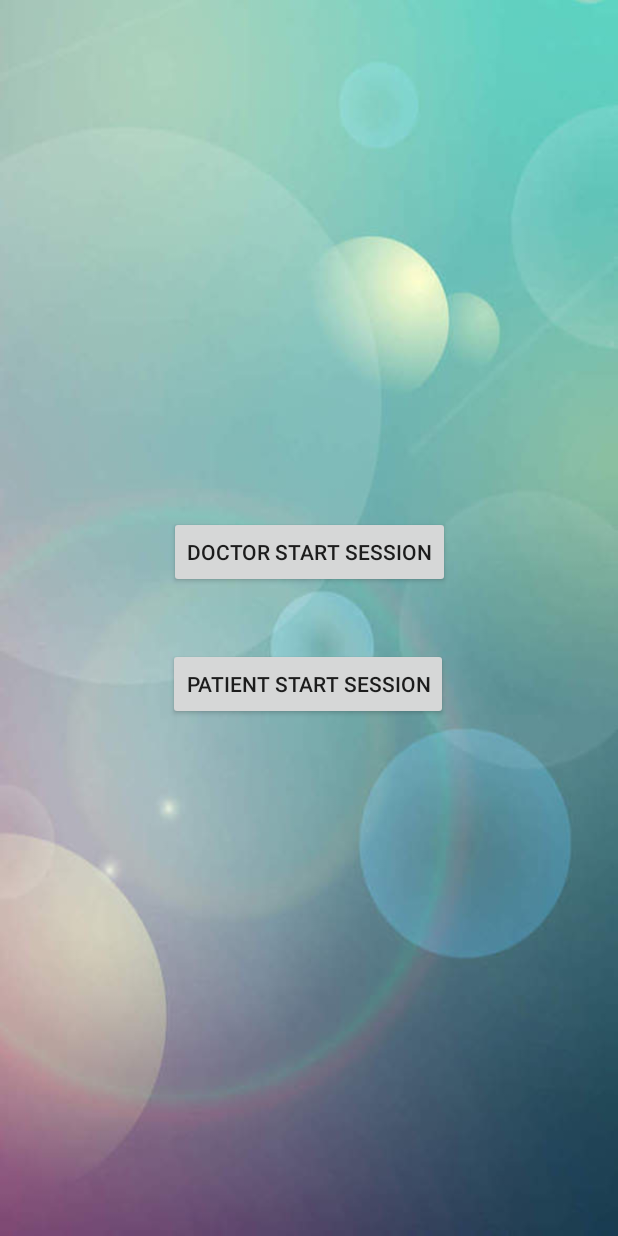
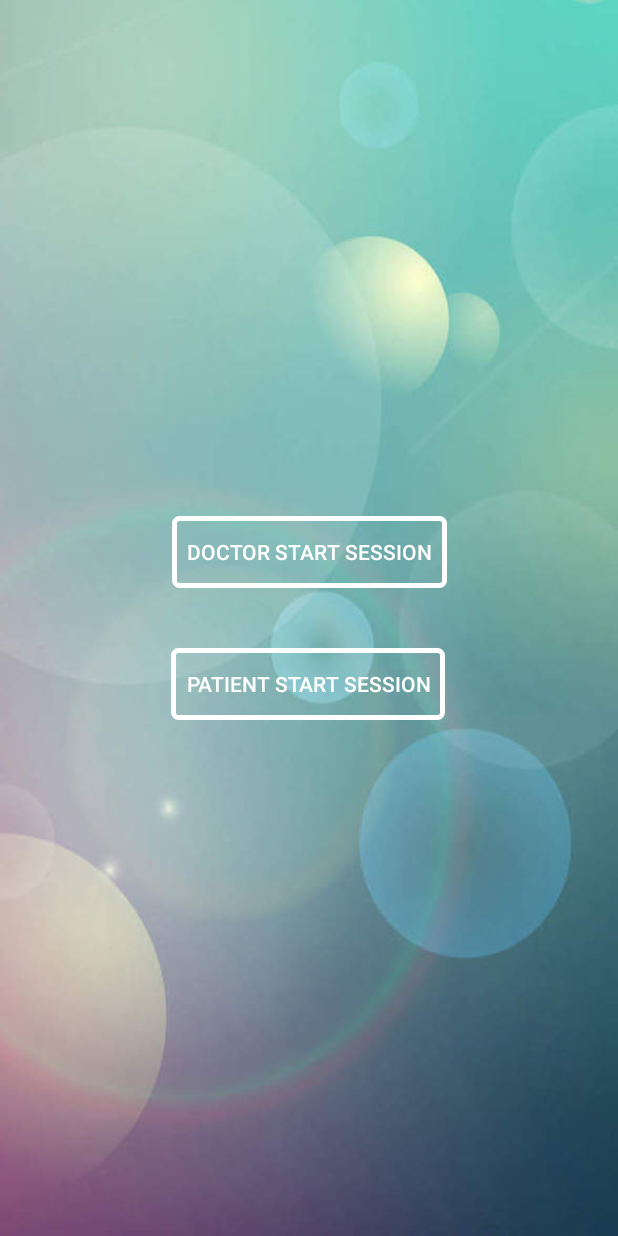
Before and after one commit to tiffanywu0313/Telecare, an Android app: the screen it shows after launch (SelectSessionActivity), on a phone screen of 412 x 824 dp. Run offline under Robolectric (Android 15) with nearby library versions, the phone set to English and light mode, and no system bars; our stand-ins replace ButterKnife; libraries missing offline, so code that uses them is left out: com.afollestad.materialdialogs.

Commit message:
made prettier

```diff
--- a/hackhealth_android/app/src/main/AndroidManifest.xml
+++ b/hackhealth_android/app/src/main/AndroidManifest.xml
@@ -13,8 +13,10 @@
         android:roundIcon="@mipmap/ic_launcher_round"
         android:supportsRtl="true"
         android:theme="@style/AppTheme">
-        <activity android:name=".views.chatSession.SessionActivity" />
-        <activity android:name=".views.sessionSelection.SelectSessionActivity" >
+        <activity android:name=".views.chatSession.SessionActivity"
+            android:screenOrientation="portrait"/>
+        <activity android:name=".views.sessionSelection.SelectSessionActivity"
+            android:screenOrientation="portrait">
             <intent-filter>
                 <action android:name="android.intent.action.MAIN" />
 
--- a/hackhealth_android/app/src/main/java/hackhealth2018/hackhealth2018/views/chatSession/DataFragment.java
+++ b/hackhealth_android/app/src/main/java/hackhealth2018/hackhealth2018/views/chatSession/DataFragment.java
@@ -153,7 +153,7 @@ public class DataFragment extends BaseFragment {
                 }
             });
         } else {
-            mLiveData. setText("Please hold the camera so that your entire face is clearly visible");
+            mLiveData. setText("");
             mLiveData.setTextSize(15);
             mLiveDesc.setText("Connected to Dr. Vegas");
             mLiveDesc.setTextSize(20);
--- a/hackhealth_android/app/src/main/res/drawable/button_bg.xml
+++ b/hackhealth_android/app/src/main/res/drawable/button_bg.xml
@@ -1,8 +1,9 @@
 <?xml version="1.0" encoding="utf-8"?>
-<shape xmlns:android="http://schemas.android.com/apk/res/android" android:shape="rectangle">
-    <gradient android:startColor="#fefefd"
-        android:endColor="#aebf76"
-        android:angle="270" />
-    <corners android:radius="1dp" />
-    <stroke android:width="10px" android:color="#00FFFFFF" />
+<shape xmlns:android="http://schemas.android.com/apk/res/android"
+    android:shape="rectangle">
+    <!--<gradient android:startColor="#FFFFFF"-->
+        <!--android:endColor="#00FF00"-->
+        <!--android:angle="270" />-->
+    <corners android:radius="3dp" />
+    <stroke android:width="5px" android:color="#FFFFFF" />
 </shape>
--- a/hackhealth_android/app/src/main/res/layout/activity_session_select.xml
+++ b/hackhealth_android/app/src/main/res/layout/activity_session_select.xml
@@ -13,13 +13,17 @@
         android:layout_marginBottom="20dp"
         android:layout_marginEnd="8dp"
         android:layout_marginStart="8dp"
+        android:paddingStart="10dp"
+        android:paddingEnd="10dp"
         android:text="Doctor Start Session"
+        android:textColor="@android:color/white"
         app:layout_constraintBottom_toTopOf="@+id/bttn_start_patient"
         app:layout_constraintEnd_toEndOf="parent"
         app:layout_constraintHorizontal_bias="0.5"
         app:layout_constraintStart_toStartOf="parent"
         app:layout_constraintTop_toTopOf="parent"
-        app:layout_constraintVertical_chainStyle="packed"/>
+        app:layout_constraintVertical_chainStyle="packed"
+        android:background="@drawable/button_bg"/>
 
     <Button
         android:id="@+id/bttn_start_patient"
@@ -28,7 +32,11 @@
         android:layout_marginEnd="8dp"
         android:layout_marginStart="8dp"
         android:layout_marginTop="20dp"
+        android:paddingStart="10dp"
+        android:paddingEnd="10dp"
+        android:background="@drawable/button_bg"
         android:text="Patient Start Session"
+        android:textColor="@android:color/white"
         app:layout_constraintBottom_toBottomOf="parent"
         app:layout_constraintEnd_toEndOf="parent"
         app:layout_constraintHorizontal_bias="0.497"
```
